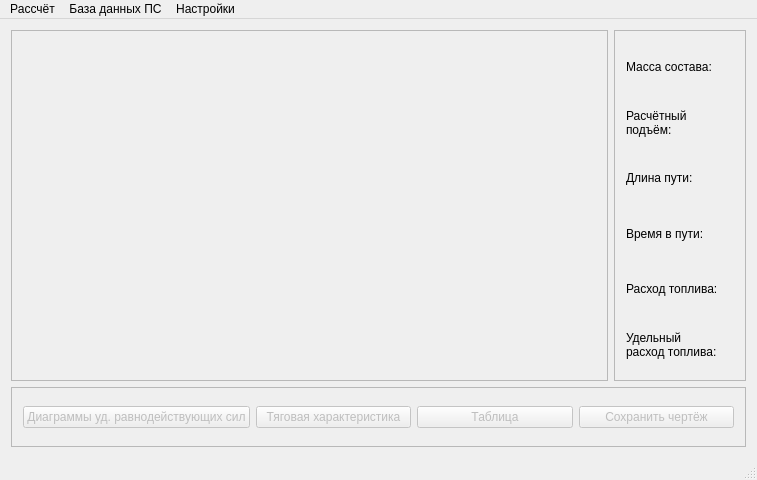
This is mainwindow.ui in Prygoon/Diploma as Qt 5 draws it before an edit. The edited form follows.
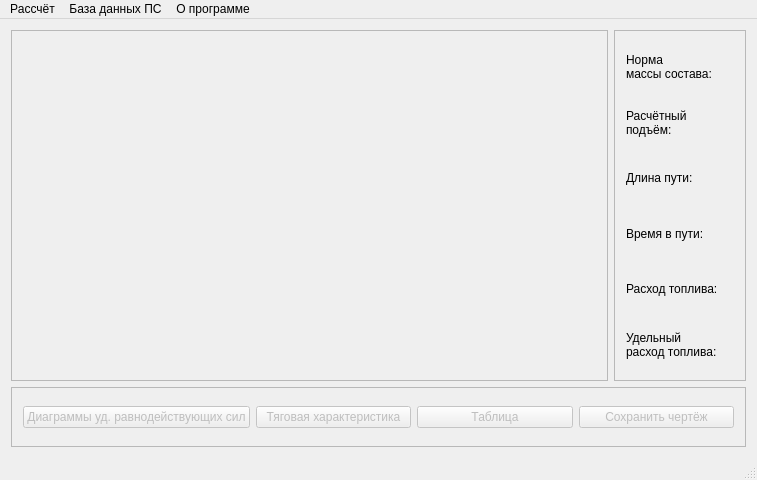
This is the edited form. Icons and pictures are not drawn. Custom widgets are drawn as their Qt base class.

Patch:
```diff
--- a/mainwindow.ui
+++ b/mainwindow.ui
@@ -69,7 +69,8 @@
          <item>
           <widget class="QLabel" name="massLabel">
            <property name="text">
-            <string>Масса состава: </string>
+            <string>Норма
+массы состава: </string>
            </property>
           </widget>
          </item>
@@ -272,7 +273,7 @@
    </widget>
    <widget class="QMenu" name="menu">
     <property name="title">
-     <string>Настройки</string>
+     <string>О программе</string>
     </property>
    </widget>
    <addaction name="menuFile"/>
```
